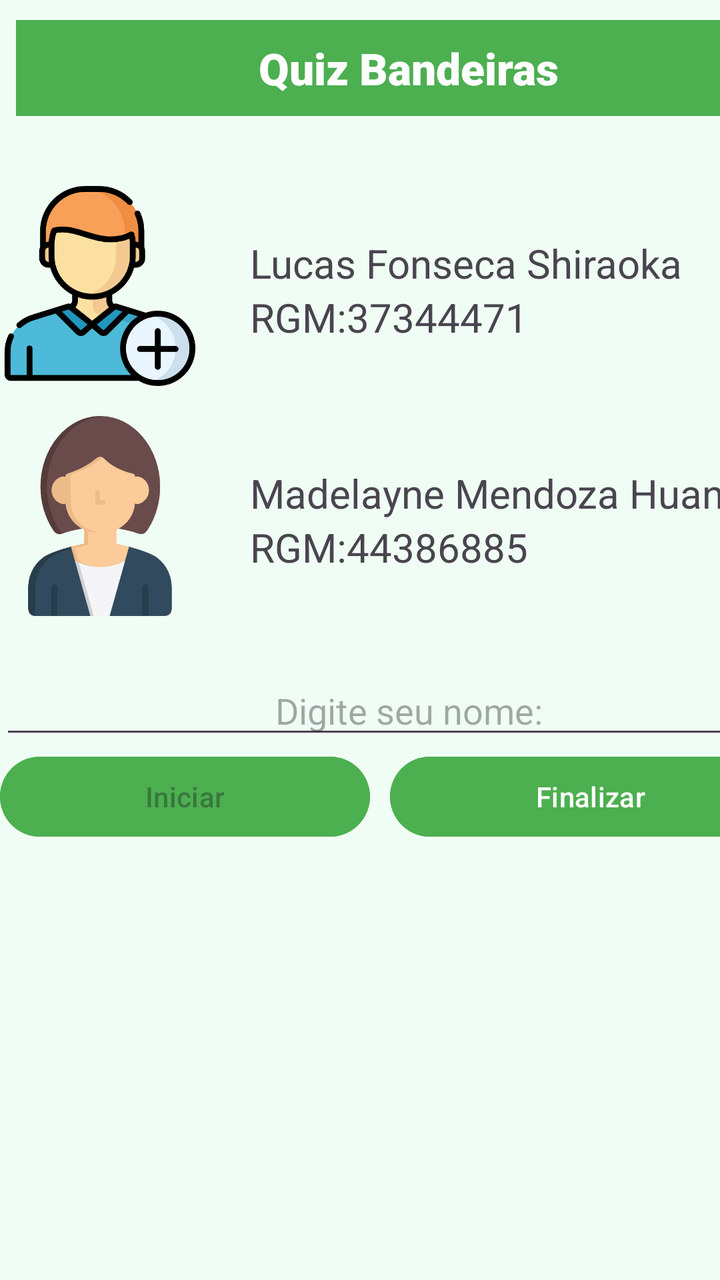
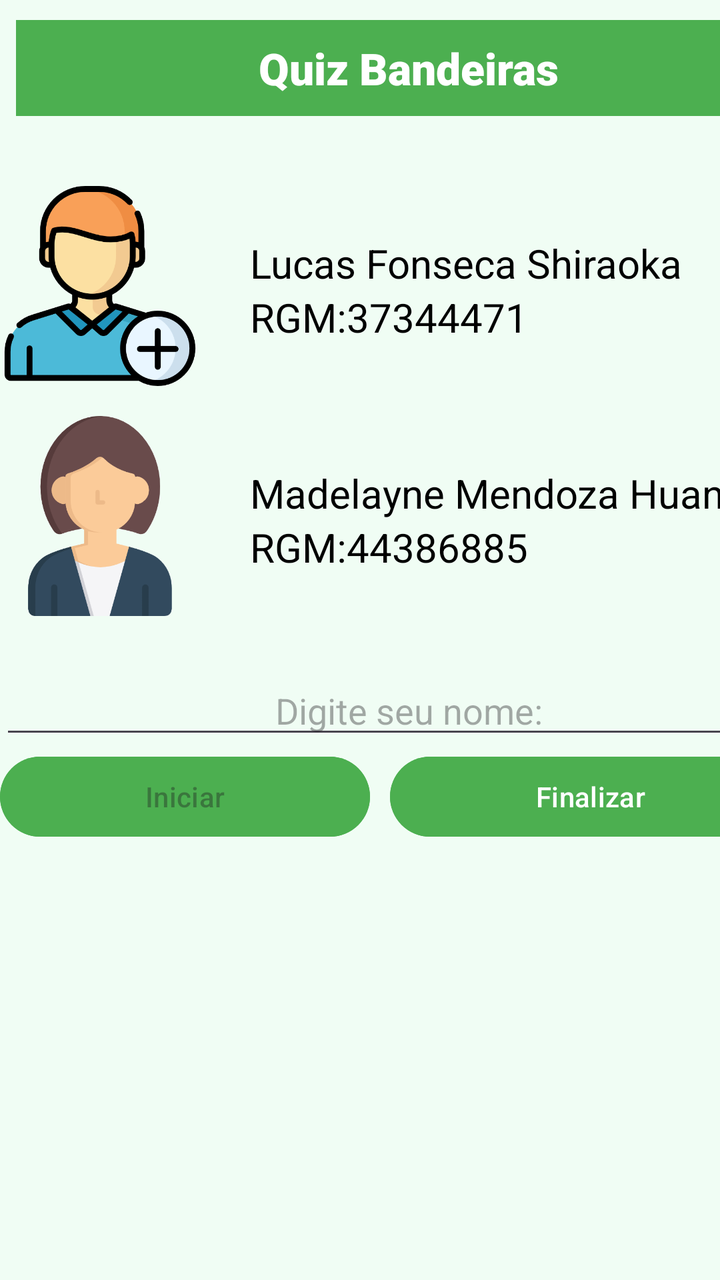

Before-and-after screenshots of an Android layout around one commit, followed by the original layout XML and the change that was made.
<!-- AndroidManifest.xml: application theme Theme.QuizBandeiras -->
<!-- res/layout/activity_main.xml -->
<?xml version="1.0" encoding="utf-8"?>
<androidx.constraintlayout.widget.ConstraintLayout xmlns:android="http://schemas.android.com/apk/res/android"
    xmlns:app="http://schemas.android.com/apk/res-auto"
    xmlns:tools="http://schemas.android.com/tools"
    android:id="@+id/main"
    android:layout_width="match_parent"
    android:layout_height="match_parent"
    android:background="#F0FDF4"
    tools:context=".MainActivity">

    <LinearLayout
        android:layout_width="409dp"
        android:layout_height="729dp"
        android:orientation="vertical">

        <TextView
            android:id="@+id/txtTituloHeader"
            android:layout_width="match_parent"
            android:layout_height="48dp"
            android:layout_marginTop="10dp"
            android:layout_marginStart="8dp"
            android:layout_marginEnd="8dp"
            android:background="#4CAF50"
            android:fontFamily="sans-serif-black"
            android:gravity="center"
            android:text="Quiz Bandeiras"
            android:textColor="#FFFFFF"
            android:textSize="22sp" />

        <LinearLayout
            android:layout_width="match_parent"
            android:layout_height="wrap_content"
            android:layout_marginTop="35dp"
            android:gravity="center"
            android:orientation="horizontal">

            <ImageView
                android:id="@+id/imgLucas"
                android:layout_width="100dp"
                android:layout_height="100dp"
                android:layout_gravity="left"
                app:srcCompat="@drawable/adicionar_usuario" />

            <LinearLayout
                android:layout_width="204dp"
                android:layout_height="match_parent"
                android:layout_weight="1"
                android:orientation="vertical">

                <TextView
                    android:id="@+id/txtNome1"
                    android:layout_width="match_parent"
                    android:layout_height="wrap_content"
                    android:layout_marginStart="25dp"
                    android:layout_marginTop="25dp"
                    android:gravity="left"
                    android:text="Lucas Fonseca Shiraoka "
                    android:textSize="20sp" />

                <TextView
                    android:id="@+id/txtRGM1"
                    android:layout_width="match_parent"
                    android:layout_height="wrap_content"
                    android:layout_marginStart="25dp"
                    android:gravity="left"
                    android:text="RGM:37344471"
                    android:textSize="20sp" />
            </LinearLayout>
        </LinearLayout>

        <LinearLayout
            android:layout_width="match_parent"
            android:layout_height="wrap_content"
            android:layout_marginTop="15dp"
            android:gravity="center"
            android:orientation="horizontal">

            <ImageView
                android:id="@+id/imgMadelayne"
                android:layout_width="100dp"
                android:layout_height="100dp"
                app:srcCompat="@drawable/mulher" />

            <LinearLayout
                android:layout_width="match_parent"
                android:layout_height="match_parent"
                android:layout_weight="1"
                android:orientation="vertical">

                <TextView
                    android:id="@+id/txtNome2"
                    android:layout_width="match_parent"
                    android:layout_height="wrap_content"
                    android:layout_marginStart="25dp"
                    android:layout_marginTop="25dp"
                    android:gravity="left"
                    android:text="Madelayne Mendoza Huanca "
                    android:textSize="20sp" />

                <TextView
                    android:id="@+id/txtRGM2"
                    android:layout_width="match_parent"
                    android:layout_height="wrap_content"
                    android:layout_marginStart="25dp"
                    android:gravity="left"
                    android:text="RGM:44386885"
                    android:textSize="20sp" />
            </LinearLayout>
        </LinearLayout>

        <LinearLayout
            android:layout_width="match_parent"
            android:layout_height="match_parent"
            android:orientation="vertical">

            <EditText
                android:id="@+id/edtNome"
                android:layout_width="match_parent"
                android:layout_height="wrap_content"
                android:layout_marginTop="25dp"
                android:ems="10"
                android:gravity="center"
                android:hint="Digite seu nome:"
                android:inputType="text" />

            <LinearLayout
                android:layout_width="match_parent"
                android:layout_height="wrap_content"
                android:gravity="bottom"
                android:orientation="horizontal">

                <Button
                    android:id="@+id/btnIniciar"
                    android:layout_width="185dp"
                    android:layout_height="wrap_content"
                    android:backgroundTint="#4caf50"
                    android:enabled="false"
                    android:text="Iniciar"
                    android:textColorLink="#4caf50" />

                <Button
                    android:id="@+id/btnFinalizar"
                    android:layout_width="200dp"
                    android:layout_height="wrap_content"
                    android:layout_marginStart="10dp"
                    android:backgroundTint="#4caf50"
                    android:text="Finalizar" />
            </LinearLayout>
        </LinearLayout>
    </LinearLayout>

</androidx.constraintlayout.widget.ConstraintLayout>
<!-- resources referenced by this layout -->
<resources>
  <!-- drawable adicionar_usuario: png bitmap (drawable, 32910 bytes) -->
  <!-- drawable mulher: png bitmap (drawable, 19527 bytes) -->
  <style name="Theme.QuizBandeiras" parent="Base.Theme.QuizBandeiras" />
  <style name="Base.Theme.QuizBandeiras" parent="Theme.Material3.DayNight.NoActionBar">
          
          
      </style>
</resources>

<!-- the commit's change to res/layout/activity_main.xml (unified diff, before → after) -->
@@ -55,6 +55,7 @@
                     android:layout_marginTop="25dp"
                     android:gravity="left"
                     android:text="Lucas Fonseca Shiraoka "
+                    android:textColor="@color/black"
                     android:textSize="20sp" />
 
                 <TextView
@@ -64,6 +65,7 @@
                     android:layout_marginStart="25dp"
                     android:gravity="left"
                     android:text="RGM:37344471"
+                    android:textColor="@color/black"
                     android:textSize="20sp" />
             </LinearLayout>
         </LinearLayout>
@@ -95,6 +97,7 @@
                     android:layout_marginTop="25dp"
                     android:gravity="left"
                     android:text="Madelayne Mendoza Huanca "
+                    android:textColor="@color/black"
                     android:textSize="20sp" />
 
                 <TextView
@@ -104,6 +107,7 @@
                     android:layout_marginStart="25dp"
                     android:gravity="left"
                     android:text="RGM:44386885"
+                    android:textColor="@color/black"
                     android:textSize="20sp" />
             </LinearLayout>
         </LinearLayout>
@@ -121,7 +125,8 @@
                 android:ems="10"
                 android:gravity="center"
                 android:hint="Digite seu nome:"
-                android:inputType="text" />
+                android:inputType="text"
+                android:textColor="@color/black" />
 
             <LinearLayout
                 android:layout_width="match_parent"
<!-- resource entries referenced after the edit -->
@@ -1,5 +1,6 @@
 <!-- resources referenced by this layout -->
 <resources>
+  <color name="black">#FF000000</color>
   <!-- drawable adicionar_usuario: png bitmap (drawable, 32910 bytes) -->
   <!-- drawable mulher: png bitmap (drawable, 19527 bytes) -->
   <style name="Theme.QuizBandeiras" parent="Base.Theme.QuizBandeiras" />
